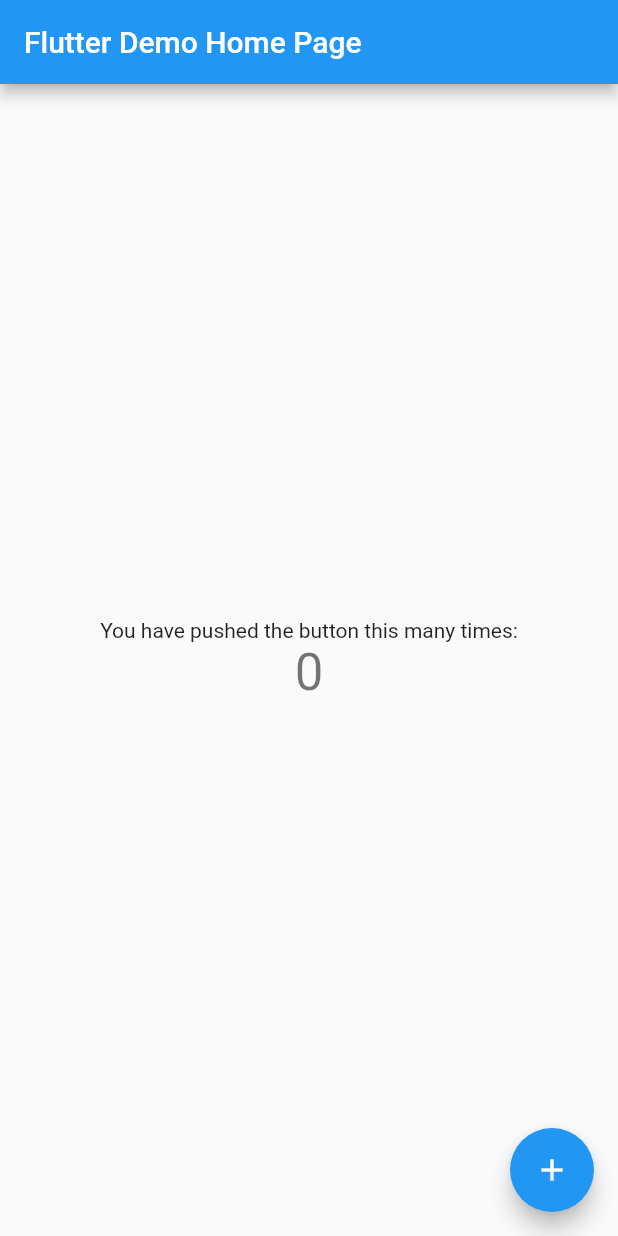
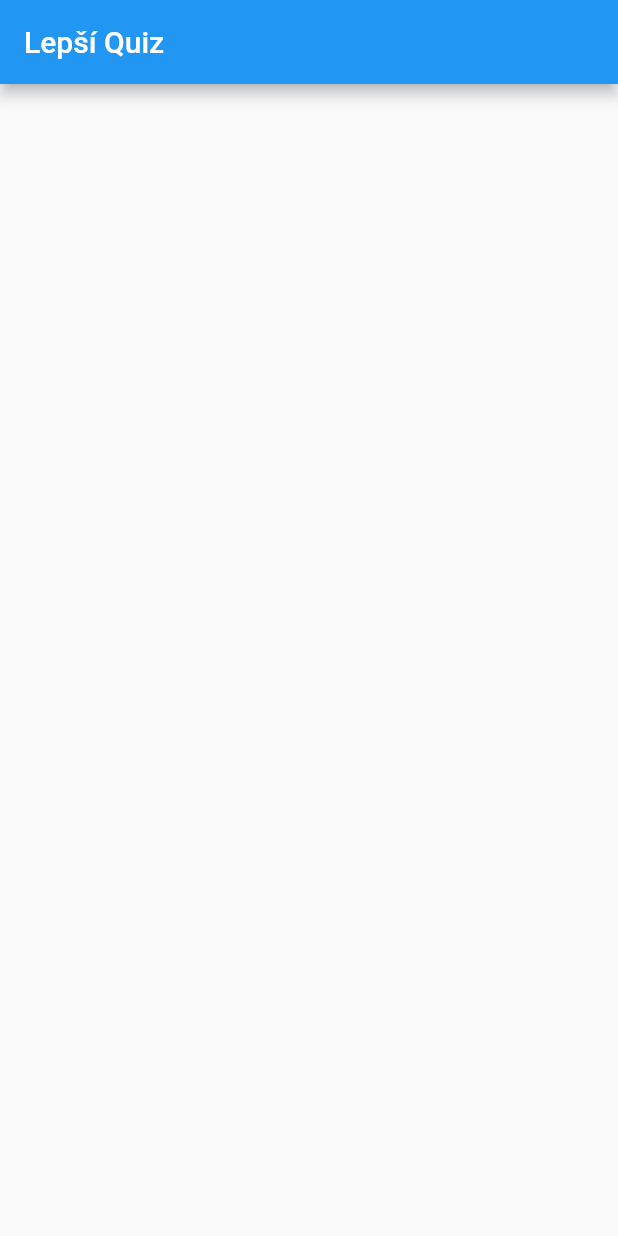
Before and after one commit to Karlos1235/Skolappka, a Flutter app: the screen it shows after launch, on a phone screen of 412 x 824 dp. Run offline on Flutter 3.47's test engine with Material 2 defaults, Android fonts, the phone set to English and light mode, and no system bars; our stand-ins replace stacked.

Commit message:
adde mvvm

```diff
--- /dev/null
+++ b/lib/core/view_models/debug_screen.dart
@@ -0,0 +1,5 @@
+import 'package:flutter/material.dart';
+
+class DebugScreenViewModel extends ChangeNotifier {
+  void init() {}
+}
--- a/lib/main.dart
+++ b/lib/main.dart
@@ -1,4 +1,5 @@
 import 'package:flutter/material.dart';
+import 'package:skolappka/ui/screens/debug_screen.dart';
 
 void main() {
   runApp(const MyApp());
@@ -7,109 +8,14 @@
 class MyApp extends StatelessWidget {
   const MyApp({super.key});
 
-  // This widget is the root of your application.
   @override
   Widget build(BuildContext context) {
     return MaterialApp(
-      title: 'Flutter Demo',
+      title: 'Školappka',
       theme: ThemeData(
-        // This is the theme of your application.
-        //
-        // Try running your application with "flutter run". You'll see the
-        // application has a blue toolbar. Then, without quitting the app, try
-        // changing the primarySwatch below to Colors.green and then invoke
-        // "hot reload" (press "r" in the console where you ran "flutter run",
-        // or simply save your changes to "hot reload" in a Flutter IDE).
-        // Notice that the counter didn't reset back to zero; the application
-        // is not restarted.
         primarySwatch: Colors.blue,
       ),
-      home: const MyHomePage(title: 'Flutter Demo Home Page'),
+      home: const DebugScreen(),
     );
   }
 }
-
-class MyHomePage extends StatefulWidget {
-  const MyHomePage({super.key, required this.title});
-
-  // This widget is the home page of your application. It is stateful, meaning
-  // that it has a State object (defined below) that contains fields that affect
-  // how it looks.
-
-  // This class is the configuration for the state. It holds the values (in this
-  // case the title) provided by the parent (in this case the App widget) and
-  // used by the build method of the State. Fields in a Widget subclass are
-  // always marked "final".
-
-  final String title;
-
-  @override
-  State<MyHomePage> createState() => _MyHomePageState();
-}
-
-class _MyHomePageState extends State<MyHomePage> {
-  int _counter = 0;
-
-  void _incrementCounter() {
-    setState(() {
-      // This call to setState tells the Flutter framework that something has
-      // changed in this State, which causes it to rerun the build method below
-      // so that the display can reflect the updated values. If we changed
-      // _counter without calling setState(), then the build method would not be
-      // called again, and so nothing would appear to happen.
-      _counter++;
-    });
-  }
-
-  @override
-  Widget build(BuildContext context) {
-    // This method is rerun every time setState is called, for instance as done
-    // by the _incrementCounter method above.
-    //
-    // The Flutter framework has been optimized to make rerunning build methods
-    // fast, so that you can just rebuild anything that needs updating rather
-    // than having to individually change instances of widgets.
-    return Scaffold(
-      appBar: AppBar(
-        // Here we take the value from the MyHomePage object that was created by
-        // the App.build method, and use it to set our appbar title.
-        title: Text(widget.title),
-      ),
-      body: Center(
-        // Center is a layout widget. It takes a single child and positions it
-        // in the middle of the parent.
-        child: Column(
-          // Column is also a layout widget. It takes a list of children and
-          // arranges them vertically. By default, it sizes itself to fit its
-          // children horizontally, and tries to be as tall as its parent.
-          //
-          // Invoke "debug painting" (press "p" in the console, choose the
-          // "Toggle Debug Paint" action from the Flutter Inspector in Android
-          // Studio, or the "Toggle Debug Paint" command in Visual Studio Code)
-          // to see the wireframe for each widget.
-          //
-          // Column has various properties to control how it sizes itself and
-          // how it positions its children. Here we use mainAxisAlignment to
-          // center the children vertically; the main axis here is the vertical
-          // axis because Columns are vertical (the cross axis would be
-          // horizontal).
-          mainAxisAlignment: MainAxisAlignment.center,
-          children: <Widget>[
-            const Text(
-              'You have pushed the button this many times:',
-            ),
-            Text(
-              '$_counter',
-              style: Theme.of(context).textTheme.headlineMedium,
-            ),
-          ],
-        ),
-      ),
-      floatingActionButton: FloatingActionButton(
-        onPressed: _incrementCounter,
-        tooltip: 'Increment',
-        child: const Icon(Icons.add),
-      ), // This trailing comma makes auto-formatting nicer for build methods.
-    );
-  }
-}
--- /dev/null
+++ b/lib/ui/screens/debug_screen.dart
@@ -0,0 +1,21 @@
+import 'package:flutter/material.dart';
+import 'package:stacked/stacked.dart';
+import '../../core/view_models/debug_screen.dart';
+
+class DebugScreen extends StatelessWidget {
+  const DebugScreen({super.key});
+
+  @override
+  Widget build(BuildContext context) {
+    return ViewModelBuilder<DebugScreenViewModel>.reactive(
+        viewModelBuilder: () => DebugScreenViewModel(),
+        onModelReady: (model) => model.init(),
+        builder: (context, model, child) => Scaffold(
+          appBar: AppBar(
+            title: const Text('Lepší Quiz'),
+          ),
+          body: Container(),
+        )
+    );
+  }
+}
--- a/pubspec.yaml
+++ b/pubspec.yaml
@@ -35,6 +35,7 @@
   # The following adds the Cupertino Icons font to your application.
   # Use with the CupertinoIcons class for iOS style icons.
   cupertino_icons: ^1.0.2
+  stacked: ^3.0.0
 
 dev_dependencies:
   flutter_test:
```
Also changed, not shown: pubspec.lock, 2 other files.
